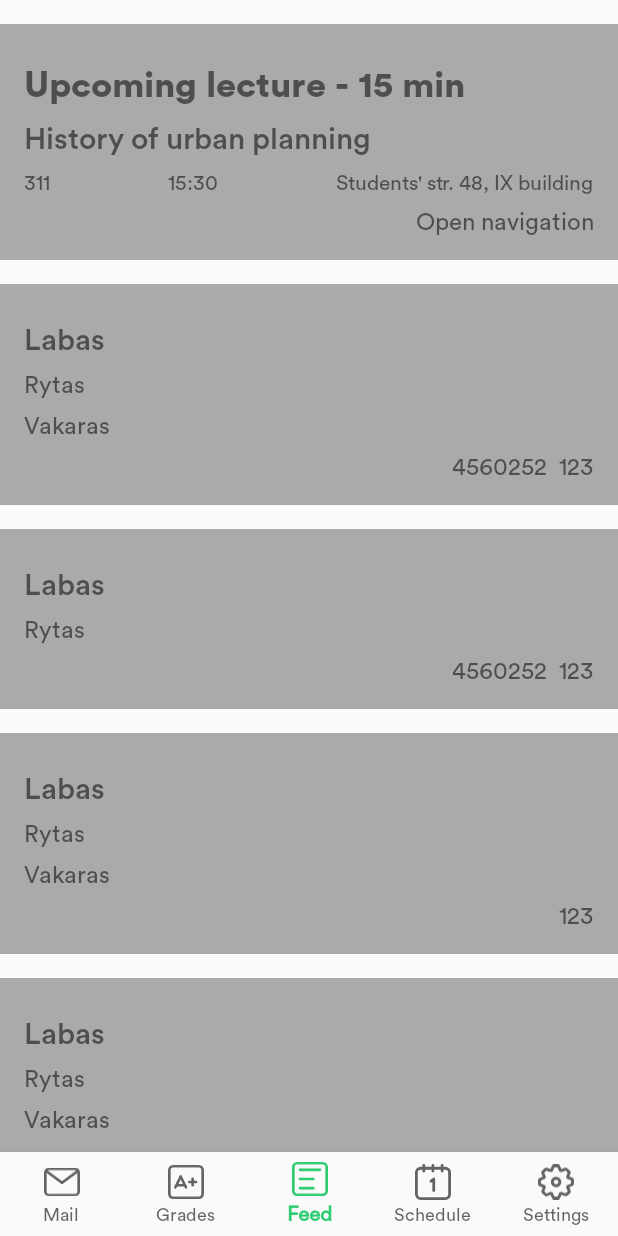
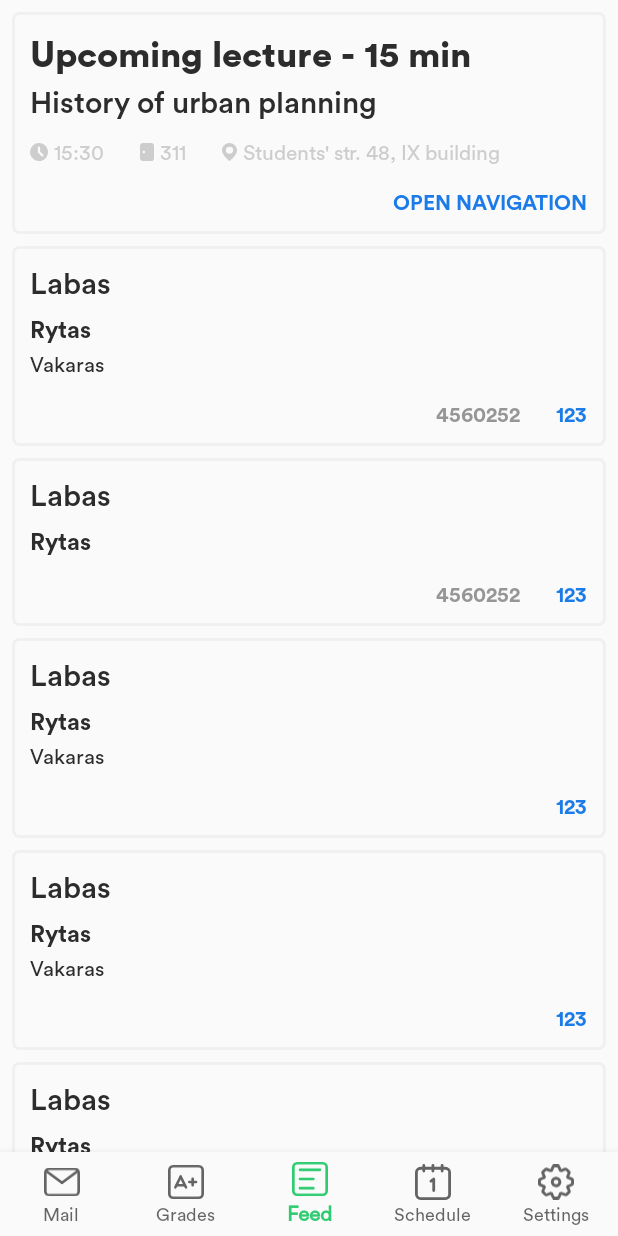
Before and after one commit to MindaugasVarkalys/owly, an Android app: the screen it shows after launch (MainActivity), on a phone screen of 412 x 824 dp. Run offline under Robolectric (Android 15) with nearby library versions, the phone set to English and light mode, and no system bars.

Commit message:
Added design to feed

```diff
--- a/app/src/main/java/tech/owly/owly/adapters/FeedRecyclerAdapter.kt
+++ b/app/src/main/java/tech/owly/owly/adapters/FeedRecyclerAdapter.kt
@@ -33,6 +33,9 @@ class FeedRecyclerAdapter(private val messages : Array<Message>) : RecyclerView.
     }
 
     private fun setupMessageLines(layout: ConstraintLayout, message: Message) {
+        layout.lecture_card.visibility = View.GONE
+        layout.message_card.visibility = View.VISIBLE
+
         layout.line1.text = message.firstLine
         layout.line2.text = message.secondLine
         layout.line3.text = message.thirdLine
@@ -47,6 +50,8 @@ class FeedRecyclerAdapter(private val messages : Array<Message>) : RecyclerView.
 
     private fun setupLectureMessage(layout: ConstraintLayout, lecture: Lecture) {
         layout.lecture_card.visibility = View.VISIBLE
+        layout.message_card.visibility = View.GONE
+
         layout.lecture_upcoming.text = lecture.title
         layout.lecture_module.text = lecture.module
         layout.lecture_time.text = lecture.time
--- /dev/null
+++ b/app/src/main/res/drawable/card.xml
@@ -0,0 +1,5 @@
+<?xml version="1.0" encoding="utf-8"?>
+<shape xmlns:android="http://schemas.android.com/apk/res/android">
+    <corners android:radius="4dp" />
+    <stroke android:width="2dp" android:color="@color/grey_300" />
+</shape>
--- /dev/null
+++ b/app/src/main/res/drawable/ic_address.xml
@@ -0,0 +1,4 @@
+<vector android:height="12dp" android:viewportHeight="12"
+    android:viewportWidth="9.574" android:width="10dp" xmlns:android="http://schemas.android.com/apk/res/android">
+    <path android:fillColor="#cdcdcd" android:pathData="M4.616,0A4.789,4.789 0,0 0,0.087 5.7h0s0.007,0.052 0.032,0.15a4.8,4.8 0,0 0,0.322 0.95A13.865,13.865 0,0 0,4.52 11.9a0.416,0.416 0,0 0,0.531 0,13.851 13.851,0 0,0 4.082,-5.11 4.6,4.6 0,0 0,0.322 -0.95c0.022,-0.1 0.032,-0.15 0.032,-0.15h0A4.79,4.79 0,0 0,4.616 0ZM4.786,7.165A2.325,2.325 0,1 1,7.111 4.843,2.325 2.325,0 0,1 4.786,7.168Z"/>
+</vector>
--- /dev/null
+++ b/app/src/main/res/drawable/ic_clock.xml
@@ -0,0 +1,9 @@
+<vector xmlns:android="http://schemas.android.com/apk/res/android"
+    android:width="12dp"
+    android:height="12dp"
+    android:viewportWidth="12"
+    android:viewportHeight="12">
+  <path
+      android:pathData="M11.888,4.825a6,6 0,1 0,-7.063 7.063A5.99,5.99 0,0 0,11.888 4.825ZM8.781,8.781a0.75,0.75 0,0 1,-1.061 0L5.47,6.531A0.749,0.749 0,0 1,5.25 6V3a0.75,0.75 0,1 1,1.5 0V5.69l2.03,2.03A0.75,0.75 0,0 1,8.781 8.781Z"
+      android:fillColor="#cdcdcd"/>
+</vector>
--- /dev/null
+++ b/app/src/main/res/drawable/ic_room.xml
@@ -0,0 +1,4 @@
+<vector android:height="12dp" android:viewportHeight="12"
+    android:viewportWidth="9.428" android:width="9dp" xmlns:android="http://schemas.android.com/apk/res/android">
+    <path android:fillColor="#cdcdcd" android:pathData="M7.429,12L2,12a2,2 0,0 1,-2 -2v-8a2,2 0,0 1,2 -2h5.429a2,2 0,0 1,2 2v8A2,2 0,0 1,7.429 12ZM2.572,5.143a0.859,0.859 0,0 0,-0.858 0.858,0.858 0.858,0 0,0 0.858,0.857 0.858,0.858 0,0 0,0.857 -0.857A0.858,0.858 0,0 0,2.572 5.142Z"/>
+</vector>
--- a/app/src/main/res/layout/fragment_feed.xml
+++ b/app/src/main/res/layout/fragment_feed.xml
@@ -4,6 +4,8 @@
     android:id="@+id/feed_list"
     android:layout_width="match_parent"
     android:layout_height="match_parent"
-    android:paddingTop="@dimen/distance_2"
+    android:paddingTop="8dp"
+    android:paddingStart="8dp"
+    android:paddingEnd="8dp"
     android:clipToPadding="false"
     tools:context=".fragments.FeedFragment" />
--- a/app/src/main/res/layout/fragment_grades.xml
+++ b/app/src/main/res/layout/fragment_grades.xml
@@ -4,6 +4,6 @@
     android:id="@+id/grades_list"
     android:layout_width="match_parent"
     android:layout_height="match_parent"
-    android:paddingTop="@dimen/distance_2"
+    android:paddingTop="8dp"
     android:clipToPadding="false"
     tools:context=".fragments.FeedFragment" />
--- a/app/src/main/res/layout/view_feed_card.xml
+++ b/app/src/main/res/layout/view_feed_card.xml
@@ -2,7 +2,7 @@
 <android.support.constraint.ConstraintLayout xmlns:android="http://schemas.android.com/apk/res/android"
     android:layout_width="match_parent"
     android:layout_height="wrap_content"
-    android:layout_marginBottom="@dimen/distance_2">
+    android:layout_marginBottom="8dp">
 
     <include
         android:id="@+id/message_card"
--- a/app/src/main/res/layout/view_feed_lecture_card.xml
+++ b/app/src/main/res/layout/view_feed_lecture_card.xml
@@ -1,17 +1,16 @@
 <?xml version="1.0" encoding="utf-8"?>
 <android.support.constraint.ConstraintLayout xmlns:android="http://schemas.android.com/apk/res/android"
     xmlns:app="http://schemas.android.com/apk/res-auto"
+    xmlns:tools="http://schemas.android.com/tools"
     style="@style/Card"
     android:layout_width="match_parent"
-    android:layout_height="wrap_content"
-    xmlns:tools="http://schemas.android.com/tools">
+    android:layout_height="wrap_content">
 
     <TextView
         android:id="@+id/lecture_upcoming"
         style="@style/H2"
         android:layout_width="match_parent"
         android:layout_height="wrap_content"
-        android:layout_marginTop="@dimen/distance_1"
         app:layout_constraintTop_toTopOf="parent"
         tools:text="Upcoming lecture - 15 min" />
 
@@ -20,7 +19,7 @@
         style="@style/H3"
         android:layout_width="match_parent"
         android:layout_height="wrap_content"
-        android:layout_marginTop="@dimen/distance_1"
+        android:layout_marginTop="4dp"
         app:layout_constraintTop_toBottomOf="@+id/lecture_upcoming"
         tools:text="History of urban planning" />
 
@@ -29,11 +28,11 @@
         style="@style/SecondaryText"
         android:layout_width="wrap_content"
         android:layout_height="wrap_content"
-        android:layout_marginStart="@dimen/distance_1"
-        android:layout_marginEnd="@dimen/distance_1"
-        android:layout_marginTop="@dimen/distance_1"
-        app:layout_constraintEnd_toStartOf="@+id/lecture_location"
-        app:layout_constraintStart_toEndOf="@+id/lecture_room"
+        android:layout_marginTop="12dp"
+        android:drawableStart="@drawable/ic_clock"
+        android:drawablePadding="4dp"
+        android:textColor="@color/grey_500"
+        app:layout_constraintStart_toStartOf="parent"
         app:layout_constraintTop_toBottomOf="@+id/lecture_module"
         tools:text="15:30" />
 
@@ -42,9 +41,13 @@
         style="@style/SecondaryText"
         android:layout_width="wrap_content"
         android:layout_height="wrap_content"
-        app:layout_constraintStart_toStartOf="parent"
+        android:layout_marginStart="24dp"
+        android:layout_marginTop="12dp"
+        android:drawableStart="@drawable/ic_room"
+        android:drawablePadding="4dp"
+        android:textColor="@color/grey_500"
+        app:layout_constraintStart_toEndOf="@+id/lecture_time"
         app:layout_constraintTop_toBottomOf="@+id/lecture_module"
-        android:layout_marginTop="@dimen/distance_1"
         tools:text="311" />
 
     <TextView
@@ -52,19 +55,23 @@
         style="@style/SecondaryText"
         android:layout_width="wrap_content"
         android:layout_height="wrap_content"
-        app:layout_constraintEnd_toEndOf="parent"
+        android:layout_marginStart="24dp"
+        android:layout_marginTop="12dp"
+        android:drawableStart="@drawable/ic_address"
+        android:drawablePadding="4dp"
+        android:textColor="@color/grey_500"
+        app:layout_constraintStart_toEndOf="@+id/lecture_room"
         app:layout_constraintTop_toBottomOf="@+id/lecture_module"
-        android:layout_marginTop="@dimen/distance_1"
         tools:text="Students' str. 48, IX building" />
 
     <TextView
         android:id="@+id/open_navigation"
-        style="@style/PrimaryText"
+        style="@style/PrimaryButton"
         android:layout_width="wrap_content"
         android:layout_height="wrap_content"
-        android:layout_marginTop="@dimen/distance_1"
+        android:layout_marginTop="16dp"
+        android:text="@string/open_navigation"
         app:layout_constraintEnd_toEndOf="parent"
-        app:layout_constraintTop_toBottomOf="@+id/lecture_location"
-        android:text="@string/open_navigation" />
+        app:layout_constraintTop_toBottomOf="@+id/lecture_location" />
 
 </android.support.constraint.ConstraintLayout>
--- a/app/src/main/res/layout/view_feed_message_card.xml
+++ b/app/src/main/res/layout/view_feed_message_card.xml
@@ -11,7 +11,6 @@
         style="@style/H3"
         android:layout_width="match_parent"
         android:layout_height="wrap_content"
-        android:layout_marginTop="@dimen/distance_1"
         app:layout_constraintTop_toTopOf="parent"
         tools:text="Line1" />
 
@@ -20,36 +19,36 @@
         style="@style/PrimaryText"
         android:layout_width="match_parent"
         android:layout_height="wrap_content"
-        android:layout_marginTop="@dimen/distance_1"
+        android:layout_marginTop="8dp"
         app:layout_constraintTop_toBottomOf="@+id/line1"
         tools:text="Line2" />
 
     <TextView
         android:id="@+id/line3"
-        style="@style/PrimaryText"
+        style="@style/SecondaryText"
         android:layout_width="match_parent"
         android:layout_height="wrap_content"
-        android:layout_marginTop="@dimen/distance_1"
+        android:layout_marginTop="4dp"
         app:layout_constraintTop_toBottomOf="@+id/line2"
         tools:text="Line3" />
 
     <TextView
         android:id="@+id/button1"
-        style="@style/PrimaryText"
+        style="@style/PrimaryButton"
         android:layout_width="wrap_content"
         android:layout_height="wrap_content"
-        android:layout_marginTop="@dimen/distance_1"
+        android:layout_marginTop="16dp"
         app:layout_constraintEnd_toEndOf="parent"
         app:layout_constraintTop_toBottomOf="@+id/line3"
         tools:text="Button1" />
 
     <TextView
         android:id="@+id/button2"
-        style="@style/PrimaryText"
+        style="@style/SecondaryButton"
         android:layout_width="wrap_content"
         android:layout_height="wrap_content"
-        android:layout_marginEnd="@dimen/distance_1"
-        android:layout_marginTop="@dimen/distance_1"
+        android:layout_marginEnd="24dp"
+        android:layout_marginTop="16dp"
         app:layout_constraintEnd_toStartOf="@+id/button1"
         app:layout_constraintTop_toBottomOf="@+id/line3"
         tools:text="Button2" />
--- a/app/src/main/res/layout/view_module_card.xml
+++ b/app/src/main/res/layout/view_module_card.xml
@@ -4,7 +4,7 @@
     style="@style/Card"
     android:layout_width="match_parent"
     android:layout_height="wrap_content"
-    android:layout_marginBottom="@dimen/distance_2"
+    android:layout_marginBottom="8dp"
     xmlns:tools="http://schemas.android.com/tools">
 
     <TextView
@@ -12,7 +12,6 @@
         style="@style/H3"
         android:layout_width="match_parent"
         android:layout_height="wrap_content"
-        android:layout_marginTop="@dimen/distance_1"
         app:layout_constraintTop_toTopOf="parent"
         tools:text="Architectural experiment" />
 
@@ -21,7 +20,7 @@
         style="@style/PrimaryText"
         android:layout_width="match_parent"
         android:layout_height="wrap_content"
-        android:layout_marginTop="@dimen/distance_1"
+        android:layout_marginTop="8dp"
         app:layout_constraintTop_toBottomOf="@+id/module"
         tools:text="Latest grade: 9" />
 
--- a/app/src/main/res/values/colors.xml
+++ b/app/src/main/res/values/colors.xml
@@ -2,5 +2,17 @@
 <resources>
     <color name="colorPrimary">#2ECC71</color>
     <color name="colorPrimaryDark">#F0F0F0</color>
-    <color name="colorAccent">#1B7BE8</color>
+    <color name="colorAccent">@color/blue</color>
+
+    <color name="white">#FFFFFF</color>
+    <color name="grey_200">#FAFAFA</color>
+    <color name="grey_300">#F0F0F0</color>
+    <color name="grey_400">#E7E7E7</color>
+    <color name="grey_500">#CDCDCD</color>
+    <color name="grey_600">#969696</color>
+    <color name="grey_700">#565656</color>
+    <color name="black">#2C2C2C</color>
+
+    <color name="blue">#1B7BE8</color>
+
 </resources>
--- a/app/src/main/res/values/dimens.xml
+++ /dev/null
@@ -1,10 +0,0 @@
-<resources>
-    <!-- Default screen margins, per the Android Design guidelines. -->
-    <dimen name="activity_horizontal_margin">16dp</dimen>
-    <dimen name="activity_vertical_margin">16dp</dimen>
-
-    <dimen name="distance_1">8dp</dimen>
-    <dimen name="distance_2">16dp</dimen>
-    <dimen name="distance_3">24dp</dimen>
-
-</resources>
--- a/app/src/main/res/values/styles.xml
+++ b/app/src/main/res/values/styles.xml
@@ -13,31 +13,47 @@
     <style name="H1">
         <item name="android:fontFamily">@font/circular_black</item>
         <item name="android:textSize">36sp</item>
+        <item name="android:textColor">@color/black</item>
     </style>
 
     <style name="H2">
         <item name="android:fontFamily">@font/circular_black</item>
         <item name="android:textSize">24sp</item>
+        <item name="android:textColor">@color/black</item>
     </style>
 
     <style name="H3">
         <item name="android:fontFamily">@font/circular_medium</item>
         <item name="android:textSize">20sp</item>
+        <item name="android:textColor">@color/black</item>
     </style>
 
     <style name="PrimaryText">
-        <item name="android:fontFamily">@font/circular_book</item>
+        <item name="android:fontFamily">@font/circular_bold</item>
         <item name="android:textSize">16sp</item>
+        <item name="android:textColor">@color/black</item>
     </style>
 
     <style name="SecondaryText">
         <item name="android:fontFamily">@font/circular_book</item>
         <item name="android:textSize">14sp</item>
+        <item name="android:textColor">@color/black</item>
+    </style>
+
+    <style name="PrimaryButton">
+        <item name="android:fontFamily">@font/circular_bold</item>
+        <item name="android:textSize">14sp</item>
+        <item name="android:textAllCaps">true</item>
+        <item name="android:textColor">@color/blue</item>
+    </style>
+
+    <style name="SecondaryButton" parent="PrimaryButton">
+        <item name="android:textColor">@color/grey_600</item>
     </style>
 
     <style name="Card">
-        <item name="android:background">#AAAAAA</item>
-        <item name="android:padding">@dimen/distance_2</item>
+        <item name="android:background">@drawable/card</item>
+        <item name="android:padding">12dp</item>
     </style>
 
     <style name="BottomNavigationBarTextAppearance">
```
